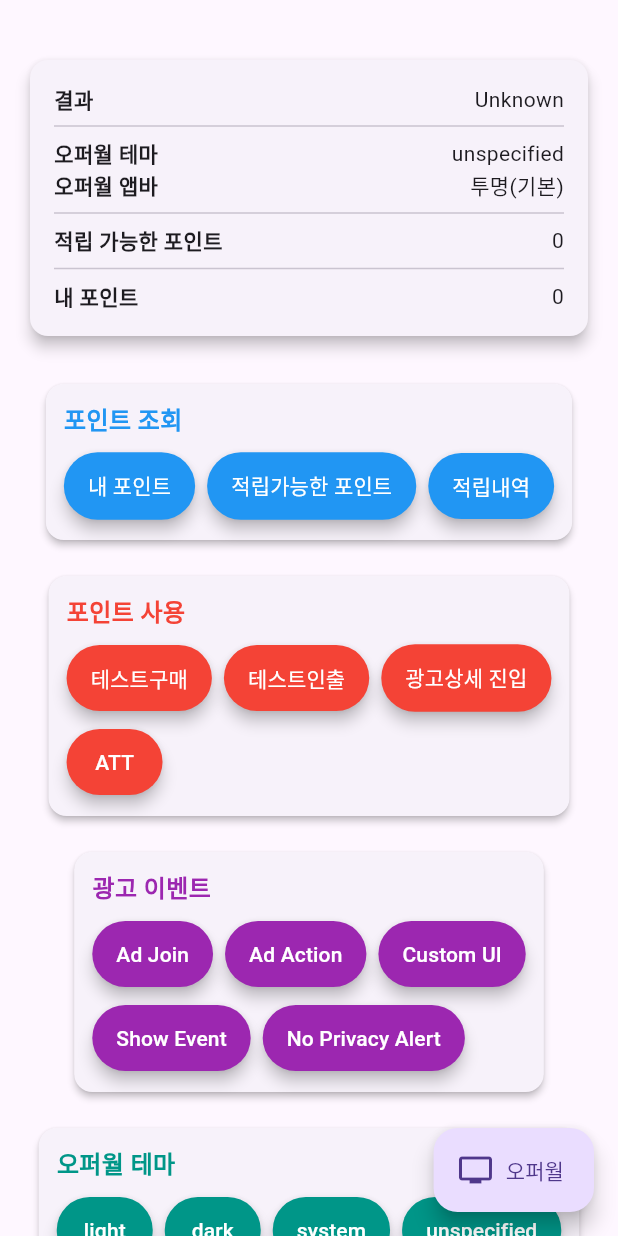
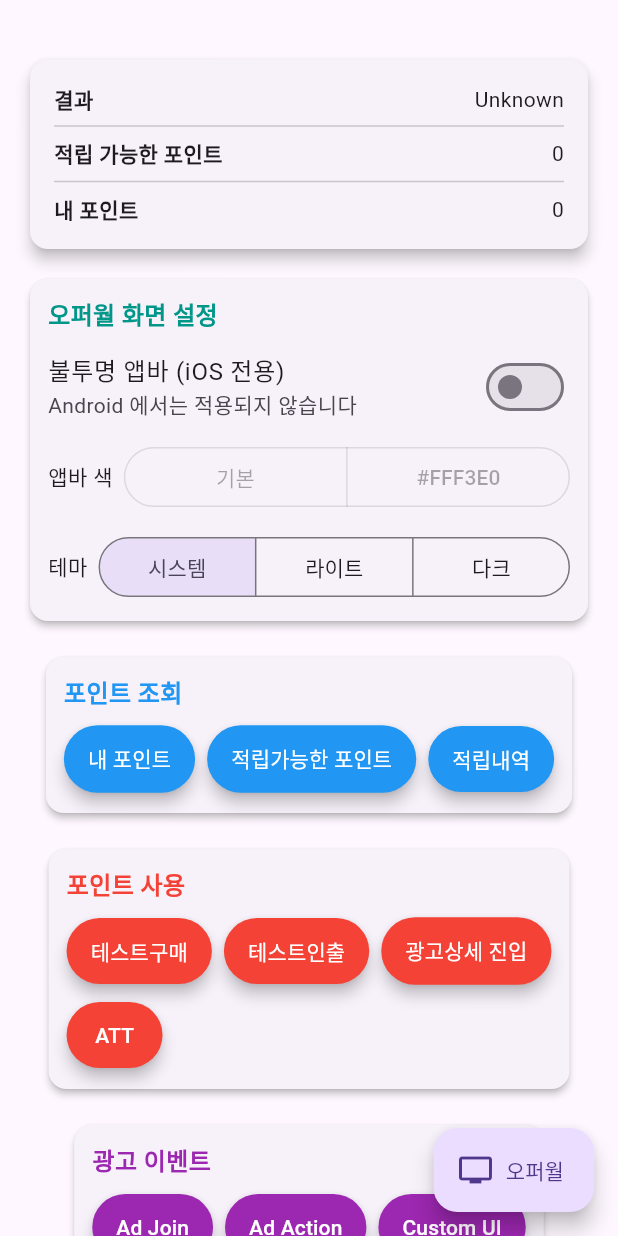
Before and after one commit to tnkfactory/tnk_flutter_rwd_plugin, a Flutter app: the OfferwallItem screen opened directly, on a phone screen of 412 x 824 dp. Run offline on Flutter 3.47's test engine with Material 3 defaults, Android fonts, the phone set to English and light mode, and no system bars; our stand-ins replace plugin_platform_interface, webview_flutter.

Commit message:
example: 오퍼월 화면 설정 카드(불투명 앱바 스위치·앱바 색·테마 시스템/라이트/다크)
두 섹션을 한 카드로 합치고 스위치/세그먼트 버튼으로 바꿨다.
앱바 옵션은 iOS 전용이며 Android 에서는 적용되지 않음을 표시한다.

Co-Authored-By: Claude Opus 5.5 <noreply@anthropic.com>

```diff
--- a/example/lib/offerwall.dart
+++ b/example/lib/offerwall.dart
@@ -25,8 +25,10 @@ class _OfferwallItem extends State<OfferwallItem> with WidgetsBindingObserver {
   int _queryPoint = 0;
 
   String _tnkResult = 'Unknown';
-  String _theme = 'unspecified';
-  String _navBar = '투명(기본)';
+  // 오퍼월 화면 설정 (오퍼월을 열기 전에 지정하면 다음 표시부터 반영된다)
+  String _theme = 'system'; // 'system' | 'light' | 'dark'
+  bool _opaqueBar = false; // 불투명 앱바 (iOS 전용)
+  String? _barColor; // null = 기본색(목록 배경색), 아니면 '#RRGGBB'
 
   List<TnkPlacementAdItem> adList = [];
 
@@ -50,7 +52,9 @@ class _OfferwallItem extends State<OfferwallItem> with WidgetsBindingObserver {
               children: [
                 const SizedBox(height: 20),
                 _buildInfoCard(),
-                const SizedBox(height: 24),
+                const SizedBox(height: 12),
+                _buildScreenSettingsCard(),
+                const SizedBox(height: 16),
                 _buildButtonSections(),
               ],
             ),
@@ -70,12 +74,74 @@ class _OfferwallItem extends State<OfferwallItem> with WidgetsBindingObserver {
           children: [
             _buildInfoRow('결과', _tnkResult),
             const Divider(),
-            _buildInfoRow('오퍼월 테마', _theme),
-            _buildInfoRow('오퍼월 앱바', _navBar),
-            const Divider(),
             _buildInfoRow('적립 가능한 포인트', '$_myPoint'),
             const Divider(),
             _buildInfoRow('내 포인트', '$_queryPoint'),
+          ],
+        ),
+      ),
+    );
+  }
+
+  /// 오퍼월 화면 설정 카드: 불투명 앱바(iOS 전용) 스위치 / 앱바 색 / 테마.
+  Widget _buildScreenSettingsCard() {
+    const color = Colors.teal;
+    final isIOS = Platform.isIOS;
+    return Card(
+      elevation: 2,
+      child: Padding(
+        padding: const EdgeInsets.all(12),
+        child: Column(
+          crossAxisAlignment: CrossAxisAlignment.start,
+          children: [
+            const Text(
+              '오퍼월 화면 설정',
+              style: TextStyle(fontSize: 16, fontWeight: FontWeight.bold, color: color),
+            ),
+            SwitchListTile(
+              contentPadding: EdgeInsets.zero,
+              title: Text(isIOS ? '불투명 앱바 (iOS)' : '불투명 앱바 (iOS 전용)'),
+              subtitle: isIOS ? null : const Text('Android 에서는 적용되지 않습니다'),
+              value: _opaqueBar,
+              onChanged: (on) => setOpaqueNavBar(on, color: _barColor),
+            ),
+            Row(
+              children: [
+                const Text('앱바 색  '),
+                Expanded(
+                  child: SegmentedButton<String>(
+                    showSelectedIcon: false,
+                    segments: const [
+                      ButtonSegment(value: 'default', label: Text('기본')),
+                      ButtonSegment(value: '#FFF3E0', label: Text('#FFF3E0')),
+                    ],
+                    selected: {_barColor ?? 'default'},
+                    // 불투명이 꺼져 있으면 색은 쓰이지 않으므로 비활성
+                    onSelectionChanged: _opaqueBar
+                        ? (v) => setOpaqueNavBar(true, color: v.first == 'default' ? null : v.first)
+                        : null,
+                  ),
+                ),
+              ],
+            ),
+            const SizedBox(height: 12),
+            Row(
+              children: [
+                const Text('테마  '),
+                Expanded(
+                  child: SegmentedButton<String>(
+                    showSelectedIcon: false,
+                    segments: const [
+                      ButtonSegment(value: 'system', label: Text('시스템')),
+                      ButtonSegment(value: 'light', label: Text('라이트')),
+                      ButtonSegment(value: 'dark', label: Text('다크')),
+                    ],
+                    selected: {_theme},
+                    onSelectionChanged: (v) => setOfferwallTheme(v.first),
+                  ),
+                ),
+              ],
+            ),
           ],
         ),
       ),
@@ -117,22 +183,6 @@ class _OfferwallItem extends State<OfferwallItem> with WidgetsBindingObserver {
             showEventPage(eventId);
           }},
           {'label': 'No Privacy Alert', 'onPressed': setNoUsePrivacyAlert},
-        ]),
-        const SizedBox(height: 16),
-        // 오퍼월을 열기 전에 설정해야 반영된다. (앱에서는 시작 시 한 번 설정 권장)
-        // iOS 에서 system 은 unspecified 와 똑같이 동작한다.
-        _buildSection('오퍼월 테마', Colors.teal, [
-          {'label': 'light', 'onPressed': () => setOfferwallTheme('light')},
-          {'label': 'dark', 'onPressed': () => setOfferwallTheme('dark')},
-          {'label': 'system', 'onPressed': () => setOfferwallTheme('system')},
-          {'label': 'unspecified', 'onPressed': () => setOfferwallTheme('unspecified')},
-        ]),
-        const SizedBox(height: 16),
-        // iOS 전용. 다음 오퍼월 표시부터 반영된다. Android 는 아무 일도 하지 않는다.
-        _buildSection('오퍼월 앱바 (iOS)', Colors.indigo, [
-          {'label': '불투명 켬', 'onPressed': () => setOpaqueNavBar(true)},
-          {'label': '불투명 켬(#FFF3E0)', 'onPressed': () => setOpaqueNavBar(true, color: '#FFF3E0')},
-          {'label': '불투명 끔', 'onPressed': () => setOpaqueNavBar(false)},
         ]),
         const SizedBox(height: 16),
         _buildSection('기타', Colors.green, [
@@ -209,27 +259,37 @@ class _OfferwallItem extends State<OfferwallItem> with WidgetsBindingObserver {
   }
 
 
-  /// 오퍼월 테마를 지정하고, 실제로 적용된 값을 읽어 화면에 표시한다.
+  /// 오퍼월 테마를 지정하고, 실제로 적용된 값을 읽어 화면에 반영한다.
   Future<void> setOfferwallTheme(String theme) async {
     try {
       await _tnkFlutterRwdPlugin.setOfferwallTheme(theme);
       await loadOfferwallTheme();
+      _showResult('테마: $theme');
     } on PlatformException catch (e) {
-      print(e);
+      _showResult('테마 오류: $e');
     }
   }
 
-  /// 오퍼월 앱바 불투명 옵션을 지정하고 화면에 표시한다. (iOS 전용)
+  /// 오퍼월 앱바 불투명 옵션과 색을 지정한다. (iOS 전용, Android 는 아무 일도 하지 않는다)
   Future<void> setOpaqueNavBar(bool opaque, {String? color}) async {
     try {
       await _tnkFlutterRwdPlugin.setOfferwallOpaqueNavigationBar(opaque, color: color);
       if (!mounted) return;
       setState(() {
-        _navBar = opaque ? (color == null ? '불투명' : '불투명 $color') : '투명(기본)';
+        _opaqueBar = opaque;
+        _barColor = color;
       });
+      _showResult('불투명 앱바: ${opaque ? '켬 ${color ?? '(기본색)'}' : '끔'}');
     } on PlatformException catch (e) {
-      debugPrint(e.toString());
+      _showResult('앱바 오류: $e');
     }
+  }
+
+  void _showResult(String text) {
+    if (!mounted) return;
+    setState(() {
+      _tnkResult = text;
+    });
   }
 
   Future<void> loadOfferwallTheme() async {
@@ -237,10 +297,11 @@ class _OfferwallItem extends State<OfferwallItem> with WidgetsBindingObserver {
       final theme = await _tnkFlutterRwdPlugin.getOfferwallTheme() ?? 'unspecified';
       if (!mounted) return;
       setState(() {
-        _theme = theme;
+        // iOS 에서 unspecified 는 system 과 똑같이 동작하므로 '시스템'으로 표시한다.
+        _theme = theme == 'unspecified' ? 'system' : theme;
       });
     } on PlatformException catch (e) {
-      print(e);
+      _showResult('테마 오류: $e');
     }
   }
 
```
